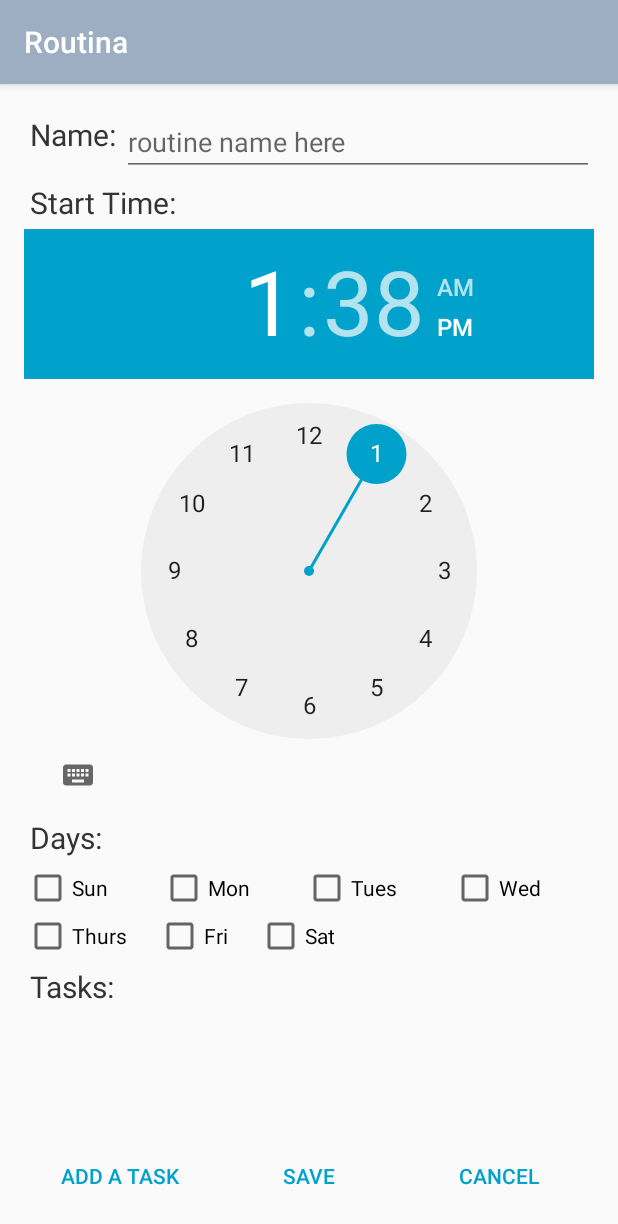
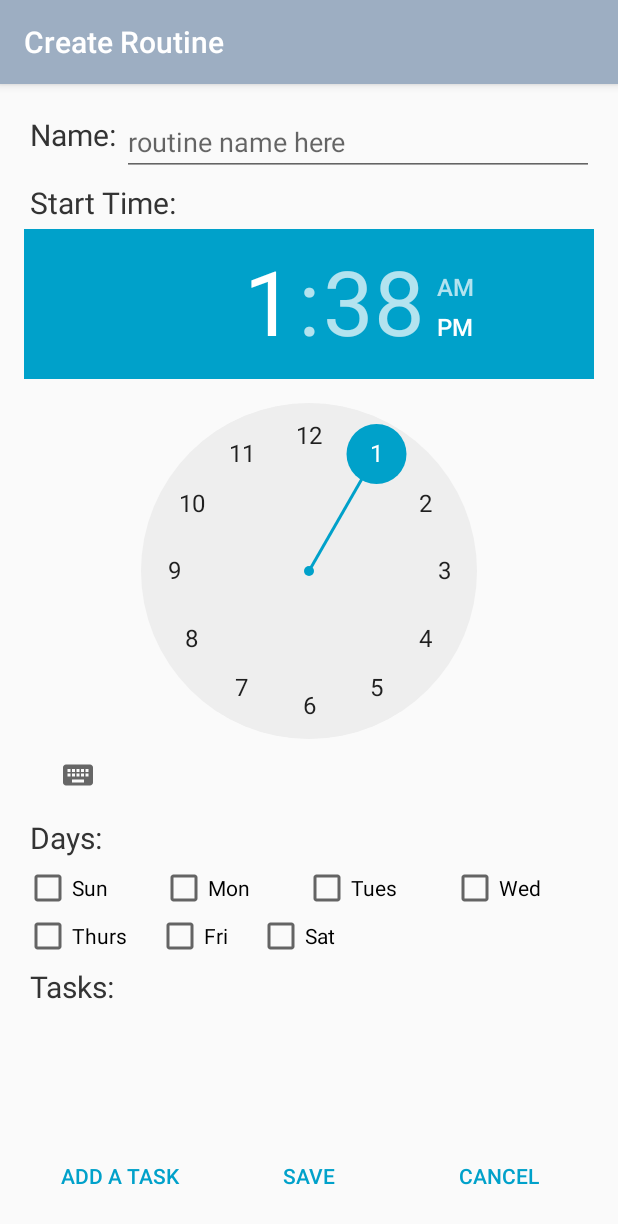
Before and after one commit to caseyklecan/routina, an Android app: the fragment CreateRoutineFragment placed in its activity, on a phone screen of 412 x 824 dp. Shown: the top 1224 px of the screen. Run offline under Robolectric (Android 15) with nearby library versions, the phone set to English and light mode, and no system bars; our stand-ins replace Firebase (no records; nobody signed in at launch, a user with empty details on screens opened directly); libraries missing offline, so code that uses them is left out: com.crashlytics.android, com.firebase.ui, com.optimizely, io.fabric.sdk; 6 statements that could not run were skipped.

Commit message:
now have app icon, titles work on back

```diff
--- a/app/src/main/java/itp341/klecan/casey/routina/CreateRoutineFragment.java
+++ b/app/src/main/java/itp341/klecan/casey/routina/CreateRoutineFragment.java
@@ -318,4 +318,10 @@ public class CreateRoutineFragment extends Fragment implements AddTaskDialog.MyD
         routineTaskList.remove(editIndex);
         tasks.setValue(routineTaskList);
     }
+
+    @Override
+    public void onResume() {
+        super.onResume();
+        getActivity().setTitle(RoutineConstants.TITLE_CREATE);
+    }
 }
--- a/app/src/main/java/itp341/klecan/casey/routina/FinishRoutineFragment.java
+++ b/app/src/main/java/itp341/klecan/casey/routina/FinishRoutineFragment.java
@@ -143,4 +143,10 @@ public class FinishRoutineFragment extends Fragment {
         }
     }
 
+    @Override
+    public void onResume() {
+        super.onResume();
+        getActivity().setTitle(RoutineConstants.TITLE_FINISH);
+    }
+
 }
--- a/app/src/main/java/itp341/klecan/casey/routina/MainActivity.java
+++ b/app/src/main/java/itp341/klecan/casey/routina/MainActivity.java
@@ -96,6 +96,7 @@ public class MainActivity extends AppCompatActivity {
                 break;
             case FRAG_RUN_ROUTINE: // run routine fragment
                 frag = RunRoutineFragment.newInstance(routine);
+                title = RoutineConstants.TITLE_RUN;
                 break;
             case FRAG_EDIT_ROUTINE: // create routine fragment w data
                 frag = CreateRoutineFragment.newInstance(routine);
@@ -106,17 +107,18 @@ public class MainActivity extends AppCompatActivity {
         FragmentManager fm = getSupportFragmentManager();
         FragmentTransaction ft = fm.beginTransaction();
         ft.setTransition(FragmentTransaction.TRANSIT_FRAGMENT_OPEN);
-        ft.replace(R.id.content_frame, frag).addToBackStack("myRoutine").commit();
+        ft.replace(R.id.content_frame, frag).addToBackStack(title).commit();
         setTitle(title);
     }
 
     public void goToFragment(int fragId, String url, int int1, int int2) {
+        String title = RoutineConstants.TITLE_FINISH;
         if (fragId != FRAG_FINISH_ROUTINE) return;
         Fragment frag = FinishRoutineFragment.newInstance(url, int1, int2);
         FragmentManager fm = getSupportFragmentManager();
         FragmentTransaction ft = fm.beginTransaction();
         ft.setTransition(FragmentTransaction.TRANSIT_FRAGMENT_OPEN);
-        ft.replace(R.id.content_frame, frag).addToBackStack("myRoutine").commit();
+        ft.replace(R.id.content_frame, frag).addToBackStack(title).commit();
     }
 
     private void logUser(String id) {
--- a/app/src/main/java/itp341/klecan/casey/routina/MyRoutineFragment.java
+++ b/app/src/main/java/itp341/klecan/casey/routina/MyRoutineFragment.java
@@ -114,4 +114,10 @@ public class MyRoutineFragment extends Fragment {
             days.setText(daysText);
         }
     }
+
+    @Override
+    public void onResume() {
+        super.onResume();
+        getActivity().setTitle(RoutineConstants.TITLE_MY_ROUTINES);
+    }
 }
--- a/app/src/main/java/itp341/klecan/casey/routina/RoutineConstants.java
+++ b/app/src/main/java/itp341/klecan/casey/routina/RoutineConstants.java
@@ -30,4 +30,6 @@ public class RoutineConstants {
     public static final String TITLE_CREATE = "Create Routine";
     public static final String TITLE_EDIT = "Edit Routine";
     public static final String TITLE_VIEW = "View Routine";
+    public static final String TITLE_RUN = "Run Routine";
+    public static final String TITLE_FINISH = "You made it!";
 }
--- a/app/src/main/java/itp341/klecan/casey/routina/RunRoutineFragment.java
+++ b/app/src/main/java/itp341/klecan/casey/routina/RunRoutineFragment.java
@@ -188,6 +188,12 @@ public class RunRoutineFragment extends Fragment {
         }.start();
     }
 
+    @Override
+    public void onResume() {
+        super.onResume();
+        if (routine == null) getActivity().setTitle(RoutineConstants.TITLE_RUN);
+        else getActivity().setTitle(routine.getName());
+    }
 
 
 }
--- a/app/src/main/java/itp341/klecan/casey/routina/ViewRoutineFragment.java
+++ b/app/src/main/java/itp341/klecan/casey/routina/ViewRoutineFragment.java
@@ -172,4 +172,10 @@ public class ViewRoutineFragment extends Fragment {
         return v;
     }
 
+    @Override
+    public void onResume() {
+        super.onResume();
+        getActivity().setTitle(RoutineConstants.TITLE_VIEW);
+    }
+
 }
```
Also changed, not shown: app/src/main/ic_launcher-web.png (added), app/src/main/ic_launcher_round-web.png (added), app/src/main/res/mipmap-hdpi/ic_launcher.png, app/src/main/res/mipmap-hdpi/ic_launcher_round.png, app/src/main/res/mipmap-mdpi/ic_launcher.png, app/src/main/res/mipmap-mdpi/ic_launcher_round.png, app/src/main/res/mipmap-xhdpi/ic_launcher.png, app/src/main/res/mipmap-xhdpi/ic_launcher_round.png, app/src/main/res/mipmap-xxhdpi/ic_launcher.png, app/src/main/res/mipmap-xxhdpi/ic_launcher_round.png, app/src/main/res/mipmap-xxxhdpi/ic_launcher.png, app/src/main/res/mipmap-xxxhdpi/ic_launcher_round.png, app/src/main/routina_launcher-web.png (added).
